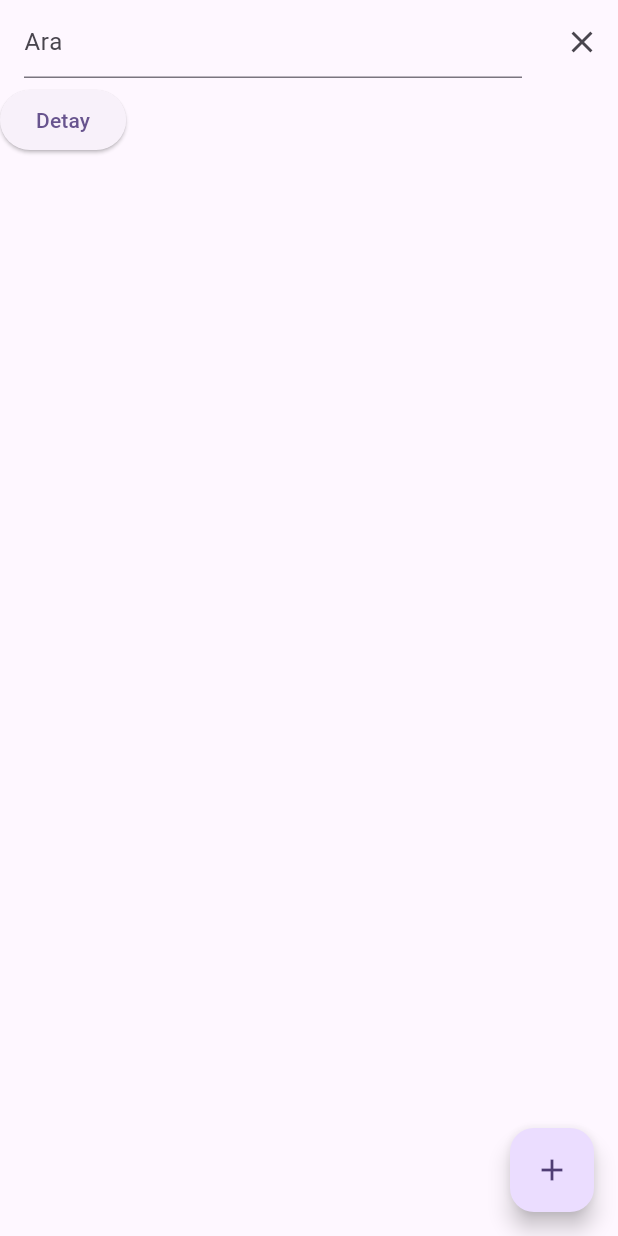
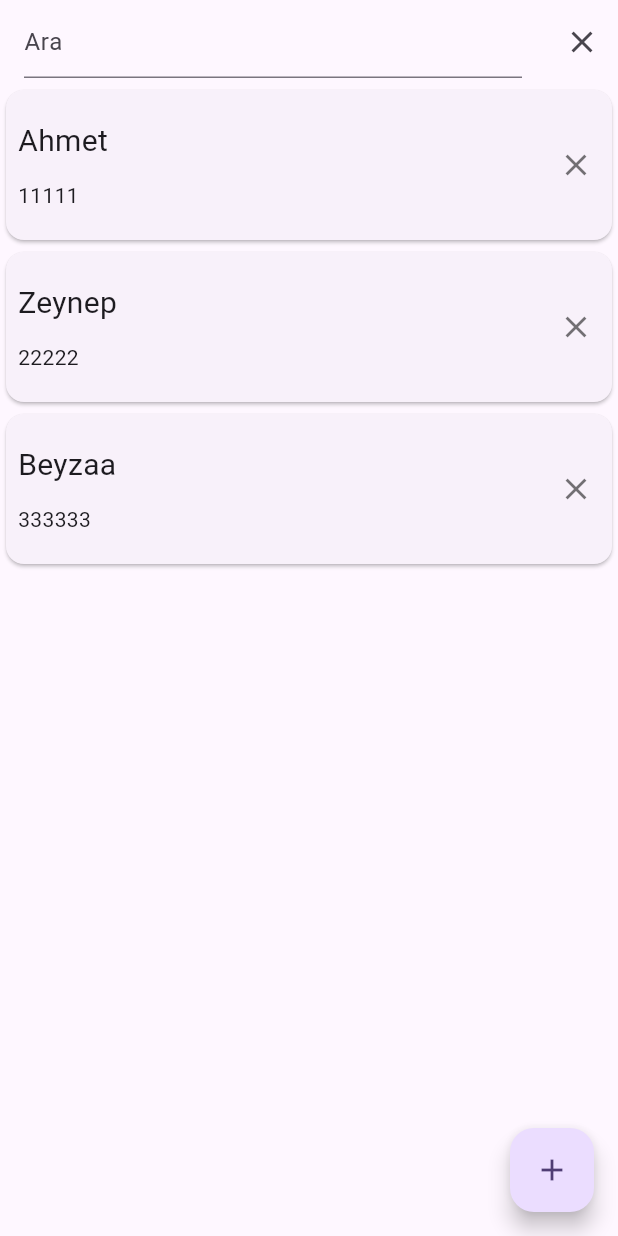
Before and after one commit to HakanB236/Contacts-App, a Flutter app: the screen it shows after launch, after a tap on the "search" icon, on a phone screen of 412 x 824 dp. Run offline on Flutter 3.47's test engine with Material 3 defaults, Android fonts, the phone set to English and light mode, and no system bars.

```diff
--- a/lib/ui/screens/anasayfa.dart
+++ b/lib/ui/screens/anasayfa.dart
@@ -12,8 +12,23 @@ class Anasayfa extends StatefulWidget {
 
 class _AnasayfaState extends State<Anasayfa> {
   bool aramaYapiliyorMu = false;
+  Future<List<Kisiler>> kisileriYukle() async{
+    var kisilerListesi = <Kisiler>[];
+    var k1 = Kisiler(kisi_id: 1, kisi_adi: "Ahmet", kisi_tel: "11111");
+    var k2 = Kisiler(kisi_id: 2, kisi_adi: "Zeynep", kisi_tel: "22222");
+    var k3 = Kisiler(kisi_id: 3, kisi_adi: "Beyzaa", kisi_tel: "333333");
+    kisilerListesi.add(k1);
+    kisilerListesi.add(k2);
+    kisilerListesi.add(k3);
+
+    return kisilerListesi;
+  }
   Future<void> ara(String aramaKelimesi) async {
     print("Kişi ara: $aramaKelimesi");
+  }
+  Future<void> sil(int kisi_id) async{
+    print("Kişi sil : $kisi_id");
+
   }
   @override
   Widget build(BuildContext context) {
@@ -25,36 +40,89 @@ class _AnasayfaState extends State<Anasayfa> {
             setState(() {
               aramaYapiliyorMu = false;
             });
-          }, icon: Icon(Icons.clear) ) :
+          }, icon: const Icon(Icons.clear) ) :
           IconButton(onPressed: () {
             setState(() {
               aramaYapiliyorMu = true;
             });
-          }, icon: Icon(Icons.search) )
+          }, icon: const Icon(Icons.search) )
         ],
         title: aramaYapiliyorMu ?
         TextField(
-          decoration: InputDecoration(hintText: "Ara"),
+          decoration: const InputDecoration(hintText: "Ara"),
           onChanged: (aramaSonucu) {
             ara(aramaSonucu);
           },
         ) :
         const Text("Kişiler"),
       ),
-      body: ElevatedButton(onPressed: () {
-        var kisi = Kisiler(kisi_id: 1, kisi_adi: "Ahmet", kisi_tel: "054168");
-        Navigator.push(context, MaterialPageRoute(builder: (context) => DetaySayfa(kisi:kisi)))
-        .then((value){
-          print("Anasayfaya dönüldü");
+      body: FutureBuilder<List<Kisiler>>(
+        future: kisileriYukle(),
+        builder: (context, snapshot) {
+          if(snapshot.hasData){
+            var kisilerListesi = snapshot.data;
+            return ListView.builder(
+              itemCount: kisilerListesi!.length,
+              itemBuilder: (context, index) {
+                var kisi = kisilerListesi[index];
+                return GestureDetector(
+                  onTap: () {
+                    Navigator.push(context, MaterialPageRoute(builder: (context) => DetaySayfa(kisi: kisi)));
 
-        });
+                  },
+                  child: Card(
+                    child:SizedBox(
+                      height: 100,
+                      child: Row(
+                        children: [
+                          Padding(
+                            padding: const EdgeInsets.all(8.0),
+                            child: Column(
+                              mainAxisAlignment: MainAxisAlignment.spaceEvenly,
+                              crossAxisAlignment: CrossAxisAlignment.start,
+                              children: [
+                                Text(kisi.kisi_adi,style: const TextStyle(fontSize: 20),),
+                                Text(kisi.kisi_tel)
+                              ],
+                            ),
+                          ),
+                          const Spacer(),
+                          IconButton(onPressed: () {
+                            ScaffoldMessenger.of(context).showSnackBar(
+                              SnackBar(
+                                content: Text("${kisi.kisi_adi} silinsin mi?"),
+                                action: SnackBarAction(label: "Evet", onPressed: () {
+                                  sil(kisi.kisi_id);
+                                },) ,
+                              ),
+                            );
 
-      }, child: const Text("Detay"),),
+                          }, icon: const Icon(Icons.clear,color: Colors.black54,)),
+                        ],
+                      ),
+                    ),
+
+                    /* ListTile(
+                      subtitle: Text(kisi.kisi_tel),
+                      title: Text(kisi.kisi_adi),
+                      trailing: Icon(Icons.close),
+
+                    ),*/
+                  ),
+                );
+              },
+            );
+          }else{
+            return const Center();
+
+          }
+        },
+      ),
 
       floatingActionButton: FloatingActionButton(
         child: const Icon(Icons.add),
         onPressed: () {
-          Navigator.push(context, MaterialPageRoute(builder: (context) => KayitSayfa()))
+          Navigator.push(context, MaterialPageRoute(builder: (context) => const KayitSayfa()))
           .then((value){
             print("Anasayfaya dönüldü");
           });
```
Also changed, not shown: lib/data/entity/kisiler.dart (line endings or trailing spaces).
